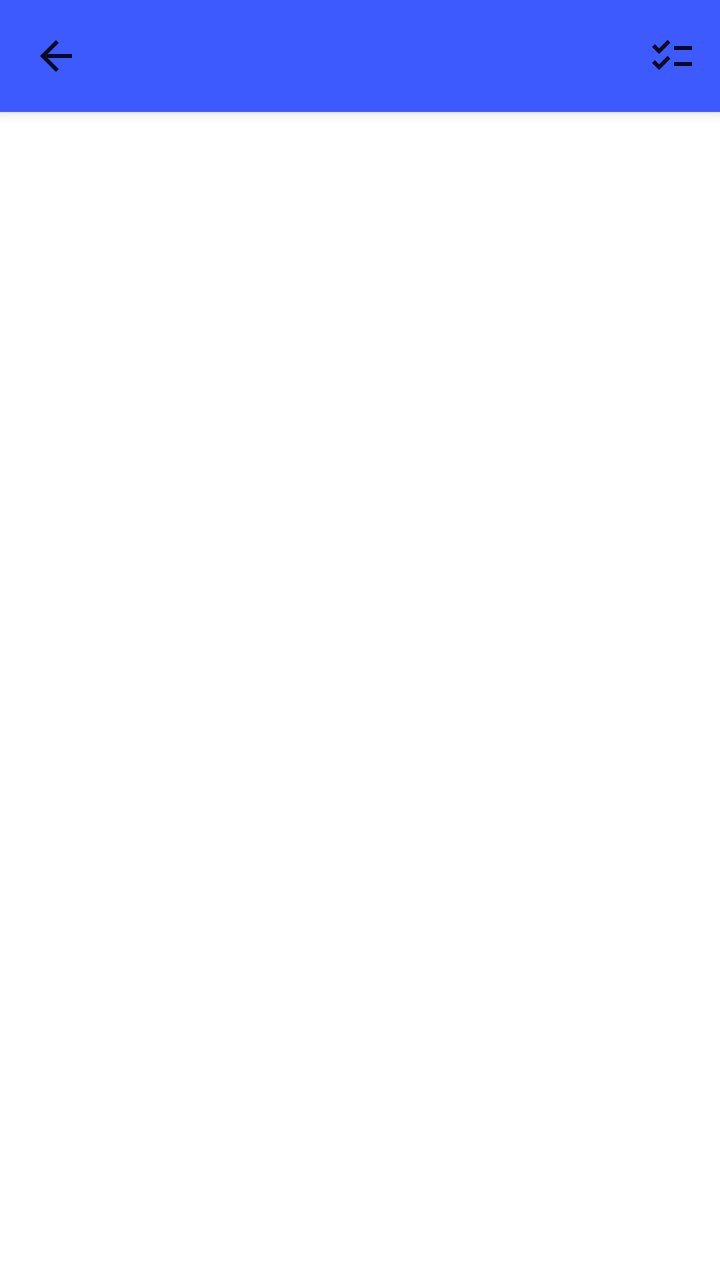
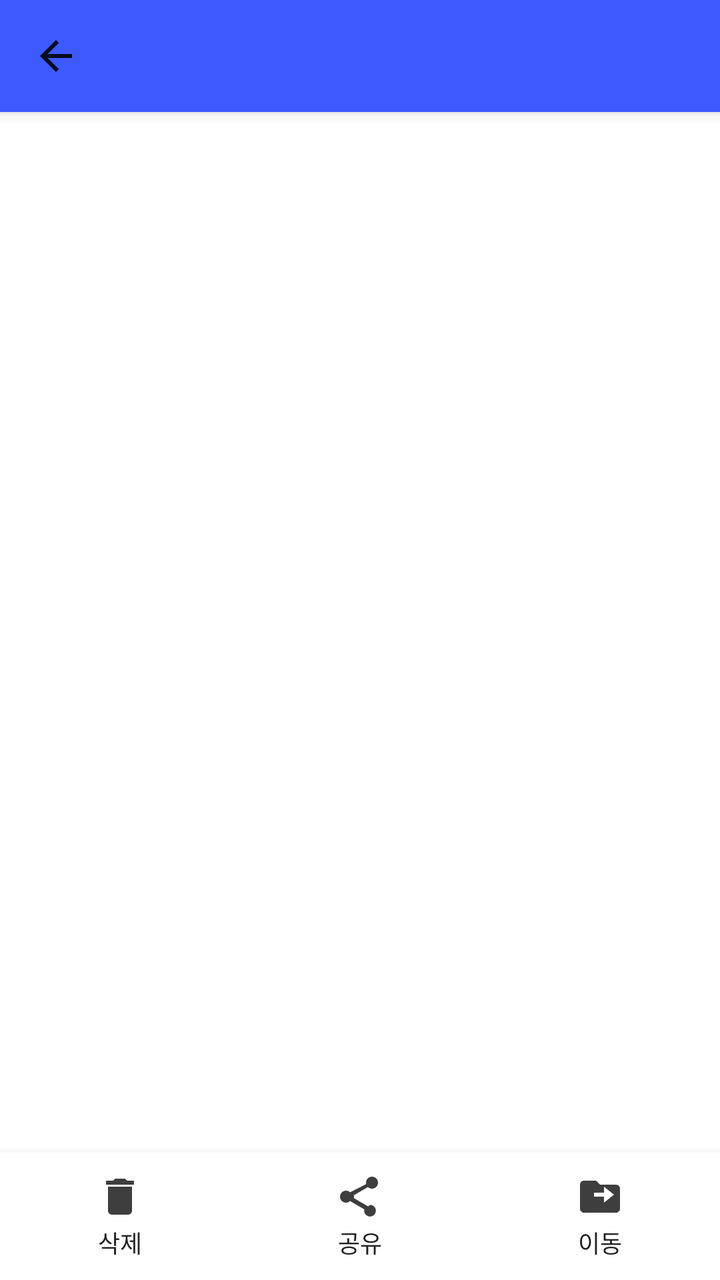

Two renders of the same Android screen: before a commit and after it. Below are the layout's source before the change and the commit's diff.
<!-- AndroidManifest.xml: application theme Theme.PhotoOrganizer -->
<!-- res/layout/activity_detail.xml -->
<?xml version="1.0" encoding="utf-8"?>
<androidx.coordinatorlayout.widget.CoordinatorLayout xmlns:android="http://schemas.android.com/apk/res/android"
    xmlns:app="http://schemas.android.com/apk/res-auto"
    android:layout_width="match_parent"
    android:layout_height="match_parent"
    android:background="@color/background">

    <com.google.android.material.appbar.AppBarLayout
        android:layout_width="match_parent"
        android:layout_height="wrap_content">

        <com.google.android.material.appbar.MaterialToolbar
            android:id="@+id/toolbar"
            android:layout_width="match_parent"
            android:layout_height="?attr/actionBarSize"
            app:menu="@menu/menu_detail"
            app:navigationIcon="@drawable/ic_back" />

    </com.google.android.material.appbar.AppBarLayout>

    <androidx.recyclerview.widget.RecyclerView
        android:id="@+id/recyclerPhotos"
        android:layout_width="match_parent"
        android:layout_height="match_parent"
        android:clipToPadding="false"
        android:paddingBottom="24dp"
        app:layout_behavior="@string/appbar_scrolling_view_behavior" />

    <TextView
        android:id="@+id/emptyState"
        android:layout_width="match_parent"
        android:layout_height="match_parent"
        android:layout_gravity="center"
        android:gravity="center"
        android:padding="32dp"
        android:text="@string/empty_detail"
        android:textColor="@color/text_secondary"
        android:visibility="gone"
        app:layout_behavior="@string/appbar_scrolling_view_behavior" />

</androidx.coordinatorlayout.widget.CoordinatorLayout>
<!-- resources referenced by this layout -->
<resources>
  <color name="background">#FFFFFF</color>
  <color name="text_secondary">#757575</color>
  <!-- drawable ic_back (drawable) -->
  <vector xmlns:android="http://schemas.android.com/apk/res/android"
      android:width="24dp"
      android:height="24dp"
      android:viewportWidth="24"
      android:viewportHeight="24">
      <path
          android:fillColor="#DE000000"
          android:pathData="M20,11H7.83l5.59,-5.59L12,4l-8,8 8,8 1.41,-1.41L7.83,13H20v-2z" />
  </vector>
  <string name="empty_detail">이 날짜에 찍은 사진이 없어요.</string>
  <style name="Theme.PhotoOrganizer" parent="Theme.MaterialComponents.DayNight.NoActionBar">
          <item name="colorPrimary">@color/primary</item>
          <item name="colorPrimaryDark">@color/primary_dark</item>
          <item name="colorAccent">@color/primary</item>
          <item name="android:windowBackground">@color/background</item>
          <item name="android:statusBarColor" tools:targetApi="21">@color/primary_dark</item>
      </style>
  <color name="primary">#3D5AFE</color>
  <color name="primary_dark">#0031CA</color>
</resources>

<!-- the commit's change to res/layout/activity_detail.xml (unified diff, before → after) -->
@@ -13,7 +13,6 @@
             android:id="@+id/toolbar"
             android:layout_width="match_parent"
             android:layout_height="?attr/actionBarSize"
-            app:menu="@menu/menu_detail"
             app:navigationIcon="@drawable/ic_back" />
 
     </com.google.android.material.appbar.AppBarLayout>
@@ -23,7 +22,7 @@
         android:layout_width="match_parent"
         android:layout_height="match_parent"
         android:clipToPadding="false"
-        android:paddingBottom="24dp"
+        android:paddingBottom="88dp"
         app:layout_behavior="@string/appbar_scrolling_view_behavior" />
 
     <TextView
@@ -38,4 +37,98 @@
         android:visibility="gone"
         app:layout_behavior="@string/appbar_scrolling_view_behavior" />
 
+    
+    <LinearLayout
+        android:id="@+id/bottomActionBar"
+        android:layout_width="match_parent"
+        android:layout_height="wrap_content"
+        android:layout_gravity="bottom"
+        android:background="@color/background"
+        android:elevation="8dp"
+        android:orientation="horizontal"
+        android:paddingVertical="10dp">
+
+        <LinearLayout
+            android:id="@+id/btnDelete"
+            android:layout_width="0dp"
+            android:layout_height="wrap_content"
+            android:layout_weight="1"
+            android:background="?attr/selectableItemBackground"
+            android:clickable="true"
+            android:focusable="true"
+            android:gravity="center"
+            android:orientation="vertical">
+
+            <ImageView
+                android:layout_width="24dp"
+                android:layout_height="24dp"
+                android:src="@drawable/ic_delete"
+                app:tint="@color/text_primary" />
+
+            <TextView
+                android:layout_width="wrap_content"
+                android:layout_height="wrap_content"
+                android:layout_marginTop="2dp"
+                android:text="@string/delete"
+                android:textColor="@color/text_primary"
+                android:textSize="12sp" />
+
+        </LinearLayout>
+
+        <LinearLayout
+            android:id="@+id/btnShare"
+            android:layout_width="0dp"
+            android:layout_height="wrap_content"
+            android:layout_weight="1"
+            android:background="?attr/selectableItemBackground"
+            android:clickable="true"
+            android:focusable="true"
+            android:gravity="center"
+            android:orientation="vertical">
+
+            <ImageView
+                android:layout_width="24dp"
+                android:layout_height="24dp"
+                android:src="@drawable/ic_share"
+                app:tint="@color/text_primary" />
+
+            <TextView
+                android:layout_width="wrap_content"
+                android:layout_height="wrap_content"
+                android:layout_marginTop="2dp"
+                android:text="@string/share"
+                android:textColor="@color/text_primary"
+                android:textSize="12sp" />
+
+        </LinearLayout>
+
+        <LinearLayout
+            android:id="@+id/btnMove"
+            android:layout_width="0dp"
+            android:layout_height="wrap_content"
+            android:layout_weight="1"
+            android:background="?attr/selectableItemBackground"
+            android:clickable="true"
+            android:focusable="true"
+            android:gravity="center"
+            android:orientation="vertical">
+
+            <ImageView
+                android:layout_width="24dp"
+                android:layout_height="24dp"
+                android:src="@drawable/ic_move"
+                app:tint="@color/text_primary" />
+
+            <TextView
+                android:layout_width="wrap_content"
+                android:layout_height="wrap_content"
+                android:layout_marginTop="2dp"
+                android:text="@string/move"
+                android:textColor="@color/text_primary"
+                android:textSize="12sp" />
+
+        </LinearLayout>
+
+    </LinearLayout>
+
 </androidx.coordinatorlayout.widget.CoordinatorLayout>
<!-- resource entries referenced after the edit -->
@@ -1,6 +1,7 @@
 <!-- resources referenced by this layout -->
 <resources>
   <color name="background">#FFFFFF</color>
+  <color name="text_primary">#212121</color>
   <color name="text_secondary">#757575</color>
   <!-- drawable ic_back (drawable) -->
   <vector xmlns:android="http://schemas.android.com/apk/res/android"
@@ -12,7 +13,40 @@
           android:fillColor="#DE000000"
           android:pathData="M20,11H7.83l5.59,-5.59L12,4l-8,8 8,8 1.41,-1.41L7.83,13H20v-2z" />
   </vector>
+  <!-- drawable ic_delete (drawable) -->
+  <vector xmlns:android="http://schemas.android.com/apk/res/android"
+      android:width="24dp"
+      android:height="24dp"
+      android:viewportWidth="24"
+      android:viewportHeight="24">
+      <path
+          android:fillColor="#DE000000"
+          android:pathData="M6,19c0,1.1 0.9,2 2,2h8c1.1,0 2,-0.9 2,-2V7H6v12zM19,4h-3.5l-1,-1h-5l-1,1H5v2h14V4z" />
+  </vector>
+  <!-- drawable ic_move (drawable) -->
+  <vector xmlns:android="http://schemas.android.com/apk/res/android"
+      android:width="24dp"
+      android:height="24dp"
+      android:viewportWidth="24"
+      android:viewportHeight="24">
+      <path
+          android:fillColor="#DE000000"
+          android:pathData="M20,6h-8l-2,-2L4,4c-1.1,0 -1.99,0.9 -1.99,2L2,18c0,1.1 0.9,2 2,2h16c1.1,0 2,-0.9 2,-2L22,8c0,-1.1 -0.9,-2 -2,-2zM14,15v-3H9v-2h5V7l5,4 -5,4z" />
+  </vector>
+  <!-- drawable ic_share (drawable) -->
+  <vector xmlns:android="http://schemas.android.com/apk/res/android"
+      android:width="24dp"
+      android:height="24dp"
+      android:viewportWidth="24"
+      android:viewportHeight="24">
+      <path
+          android:fillColor="#DE000000"
+          android:pathData="M18,16.08c-0.76,0 -1.44,0.3 -1.96,0.77L8.91,12.7c0.05,-0.23 0.09,-0.46 0.09,-0.7s-0.04,-0.47 -0.09,-0.7l7.05,-4.11c0.54,0.5 1.25,0.81 2.04,0.81 1.66,0 3,-1.34 3,-3s-1.34,-3 -3,-3 -3,1.34 -3,3c0,0.24 0.04,0.47 0.09,0.7L7.04,9.81C6.5,9.31 5.79,9 5,9c-1.66,0 -3,1.34 -3,3s1.34,3 3,3c0.79,0 1.5,-0.31 2.04,-0.81l7.12,4.16c-0.05,0.21 -0.08,0.43 -0.08,0.65 0,1.61 1.31,2.92 2.92,2.92 1.61,0 2.92,-1.31 2.92,-2.92s-1.31,-2.92 -2.92,-2.92z" />
+  </vector>
+  <string name="delete">삭제</string>
   <string name="empty_detail">이 날짜에 찍은 사진이 없어요.</string>
+  <string name="move">이동</string>
+  <string name="share">공유</string>
   <style name="Theme.PhotoOrganizer" parent="Theme.MaterialComponents.DayNight.NoActionBar">
           <item name="colorPrimary">@color/primary</item>
           <item name="colorPrimaryDark">@color/primary_dark</item>
